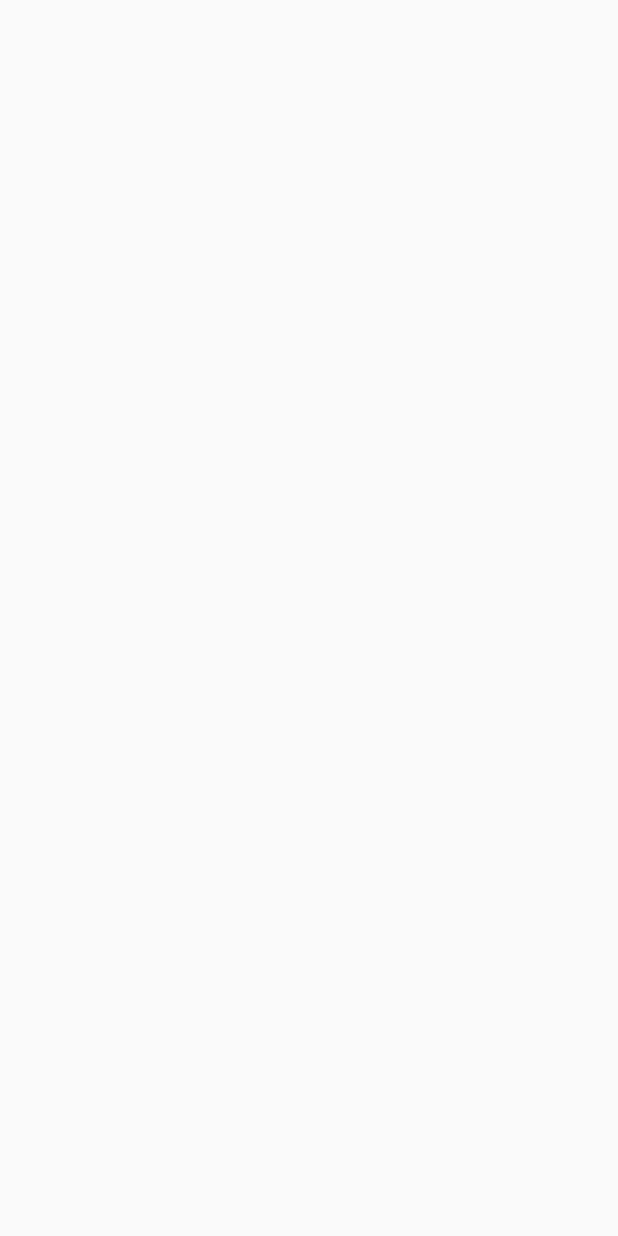
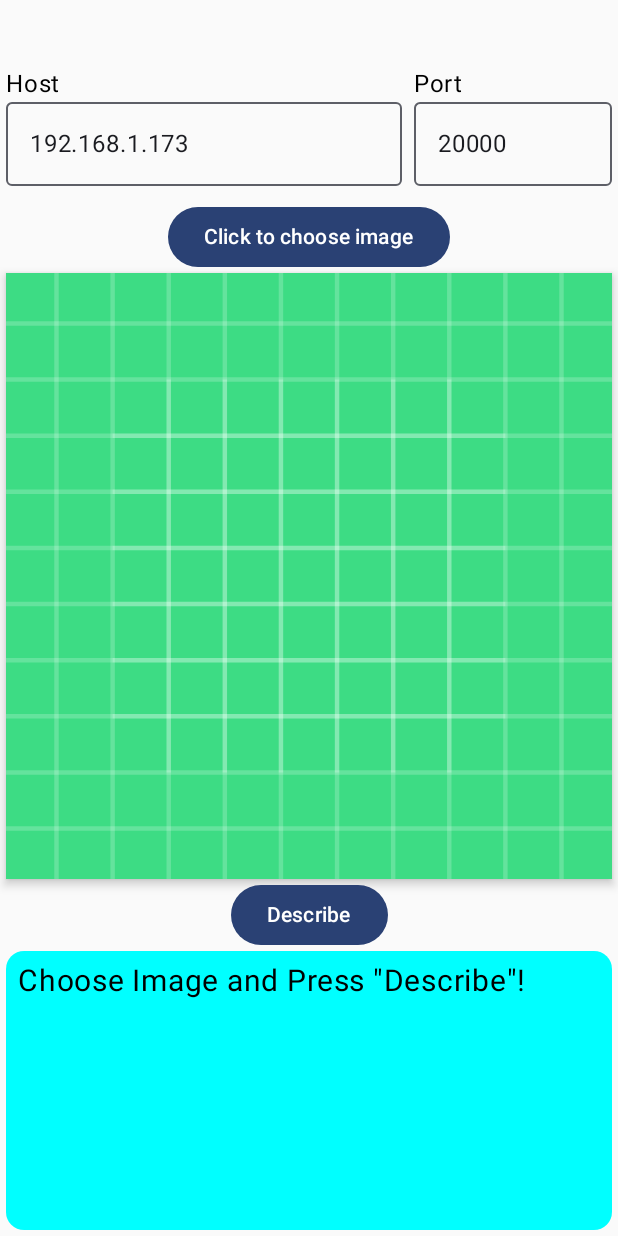
Before and after one commit to LuongManhLinh/QGenI, an Android app built with Jetpack Compose: the screen it shows after launch (MainActivity), on a phone screen of 412 x 824 dp. Before the commit the screen is empty. Run offline under Robolectric (Android 15) with nearby library versions, the phone set to English and light mode, and no system bars.

Commit message:
Add Image Description System
Note: You have to in the same LAN with my server to connect

```diff
--- a/app/build.gradle.kts
+++ b/app/build.gradle.kts
@@ -6,7 +6,7 @@ plugins {
 
 android {
     namespace = "com.example.qgeni"
-    compileSdk = 34
+    compileSdk = 35
 
     defaultConfig {
         applicationId = "com.example.qgeni"
@@ -49,6 +49,8 @@ dependencies {
     implementation(libs.androidx.ui.graphics)
     implementation(libs.androidx.ui.tooling.preview)
     implementation(libs.androidx.material3)
+    implementation(libs.coil.compose)
+    implementation(libs.androidx.lifecycle.viewmodel.compose)
     testImplementation(libs.junit)
     androidTestImplementation(libs.androidx.junit)
     androidTestImplementation(libs.androidx.espresso.core)
--- a/app/src/main/AndroidManifest.xml
+++ b/app/src/main/AndroidManifest.xml
@@ -2,7 +2,9 @@
 <manifest xmlns:android="http://schemas.android.com/apk/res/android"
     xmlns:tools="http://schemas.android.com/tools">
 
+    <uses-permission android:name="android.permission.INTERNET"/>
     <application
+        android:name=".QGeniApplication"
         android:allowBackup="true"
         android:dataExtractionRules="@xml/data_extraction_rules"
         android:fullBackupContent="@xml/backup_rules"
--- a/app/src/main/java/com/example/qgeni/MainActivity.kt
+++ b/app/src/main/java/com/example/qgeni/MainActivity.kt
@@ -4,13 +4,7 @@ import android.os.Bundle
 import androidx.activity.ComponentActivity
 import androidx.activity.compose.setContent
 import androidx.activity.enableEdgeToEdge
-import androidx.compose.foundation.layout.fillMaxSize
-import androidx.compose.foundation.layout.padding
-import androidx.compose.material3.Scaffold
-import androidx.compose.material3.Text
-import androidx.compose.runtime.Composable
-import androidx.compose.ui.Modifier
-import androidx.compose.ui.tooling.preview.Preview
+import com.example.qgeni.ui.ExampleIdsUI
 import com.example.qgeni.ui.theme.QGenITheme
 
 class MainActivity : ComponentActivity() {
@@ -19,7 +13,7 @@ class MainActivity : ComponentActivity() {
         enableEdgeToEdge()
         setContent {
             QGenITheme {
-
+               ExampleIdsUI()
             }
         }
     }
--- /dev/null
+++ b/app/src/main/java/com/example/qgeni/QGeniApplication.kt
@@ -0,0 +1,6 @@
+package com.example.qgeni
+
+import android.app.Application
+
+class QGeniApplication : Application() {
+}
--- /dev/null
+++ b/app/src/main/java/com/example/qgeni/ui/ExampleIdsUI.kt
@@ -0,0 +1,121 @@
+package com.example.qgeni.ui
+
+import android.util.Log
+import androidx.activity.compose.rememberLauncherForActivityResult
+import androidx.activity.result.PickVisualMediaRequest
+import androidx.activity.result.contract.ActivityResultContracts
+import androidx.compose.foundation.layout.Column
+import androidx.compose.foundation.layout.Row
+import androidx.compose.foundation.layout.Spacer
+import androidx.compose.foundation.layout.fillMaxSize
+import androidx.compose.foundation.layout.fillMaxWidth
+import androidx.compose.foundation.layout.padding
+import androidx.compose.material3.Button
+import androidx.compose.material3.Card
+import androidx.compose.material3.CardDefaults
+import androidx.compose.material3.OutlinedTextField
+import androidx.compose.material3.Text
+import androidx.compose.runtime.Composable
+import androidx.compose.runtime.collectAsState
+import androidx.compose.runtime.getValue
+import androidx.compose.ui.Alignment
+import androidx.compose.ui.Modifier
+import androidx.compose.ui.draw.shadow
+import androidx.compose.ui.graphics.Color
+import androidx.compose.ui.platform.LocalContext
+import androidx.compose.ui.res.painterResource
+import androidx.compose.ui.tooling.preview.Preview
+import androidx.compose.ui.unit.dp
+import androidx.compose.ui.unit.sp
+import androidx.lifecycle.viewmodel.compose.viewModel
+import coil.compose.AsyncImage
+import coil.request.ImageRequest
+import com.example.qgeni.R
+
+@Composable
+fun ExampleIdsUI(
+    viewModel: ExampleIdsViewModel = viewModel()
+) {
+    val context = LocalContext.current
+    val uiState by viewModel.uiState.collectAsState()
+    val pickMedia = rememberLauncherForActivityResult(ActivityResultContracts.PickVisualMedia()) { uri ->
+        if (uri != null) {
+            viewModel.updateImageUri(uri)
+        }
+        Log.e("URI", uri.toString())
+        Log.e("URI PATH", uri?.path ?: "Path is null")
+    }
+
+    Column(
+        horizontalAlignment = Alignment.CenterHorizontally,
+        modifier = Modifier.fillMaxSize().padding(4.dp).padding(top = 40.dp)
+    ) {
+        Row(
+            modifier = Modifier.padding(bottom = 10.dp)
+        ) {
+            Column(
+                modifier = Modifier.weight(2f)
+            ) {
+                Text("Host")
+                OutlinedTextField(
+                    value = uiState.host,
+                    onValueChange = { viewModel.updateHost(it) }
+                )
+            }
+            Spacer(Modifier.padding(horizontal = 4.dp))
+            Column(
+                modifier = Modifier.weight(1f)
+            ) {
+                Text("Port")
+                OutlinedTextField(
+                    value = uiState.port,
+                    onValueChange = { viewModel.updatePort(it) }
+                )
+            }
+        }
+
+        Button(onClick = {
+            pickMedia.launch(PickVisualMediaRequest(ActivityResultContracts.PickVisualMedia.ImageOnly))
+        }) {
+            Text("Click to choose image")
+        }
+
+        AsyncImage(
+            model = ImageRequest.Builder(context = context)
+                .data(uiState.imageUri)
+                .crossfade(true)
+                .build(),
+            contentDescription = null,
+            placeholder = painterResource(R.drawable.cat_meow),
+            error = painterResource(R.drawable.ic_launcher_background),
+            modifier = Modifier.fillMaxWidth().shadow(elevation = 4.dp)
+        )
+
+        Button(
+            onClick = {
+                viewModel.describeImage(context)
+            }
+        ) {
+            Text("Describe")
+        }
+
+        Card(
+            modifier = Modifier.fillMaxSize(),
+            colors = CardDefaults.cardColors(
+                containerColor = Color.Cyan
+            )
+        ) {
+            Text(
+                text = uiState.serverResponse,
+                fontSize = 20.sp,
+                modifier = Modifier.padding(8.dp)
+            )
+        }
+    }
+}
+
+@Preview(showBackground = true)
+@Composable
+private fun Prev() {
+    ExampleIdsUI(viewModel = ExampleIdsViewModel())
+}
--- /dev/null
+++ b/app/src/main/java/com/example/qgeni/ui/ExampleIdsViewModel.kt
@@ -0,0 +1,64 @@
+package com.example.qgeni.ui
+
+import android.content.Context
+import android.graphics.BitmapFactory
+import android.net.Uri
+import android.util.Log
+import androidx.lifecycle.ViewModel
+import androidx.lifecycle.viewModelScope
+import com.example.qgeni.api.ids.IdsAPI
+import kotlinx.coroutines.Dispatchers
+import kotlinx.coroutines.flow.MutableStateFlow
+import kotlinx.coroutines.flow.asStateFlow
+import kotlinx.coroutines.flow.update
+import kotlinx.coroutines.launch
+
+class ExampleIdsViewModel : ViewModel() {
+    private var _uiState = MutableStateFlow(ExampleIdsUiState())
+
+    val uiState = _uiState.asStateFlow()
+
+    fun updateHost(host: String) {
+        _uiState.update {
+            it.copy(host = host)
+        }
+    }
+
+    fun updatePort(port: String) {
+        _uiState.update {
+            it.copy(port = port)
+        }
+    }
+
+    fun updateImageUri(imageUri: Uri) {
+        _uiState.update {
+            it.copy(imageUri = imageUri)
+        }
+    }
+
+    fun describeImage(context: Context) {
+        val uri = _uiState.value.imageUri
+        if (uri == Uri.EMPTY) {
+            return
+        }
+
+        val stream = context.contentResolver.openInputStream(uri)
+        val image = BitmapFactory.decodeStream(stream)
+        viewModelScope.launch(Dispatchers.IO) {
+            IdsAPI.setHostPort(_uiState.value.host, _uiState.value.port.toInt())
+            val response = IdsAPI.describe(image)
+            _uiState.update {
+                it.copy(serverResponse = response ?: "Something went wrong! Please check Logcat!")
+            }
+            Log.e("RESPONSE FROM SERVER", response ?: "")
+        }
+    }
+
+}
+
+data class ExampleIdsUiState(
+    val host : String = IdsAPI.DEFAULT_HOST,
+    val port : String = IdsAPI.DEFAULT_PORT.toString(),
+    val serverResponse: String = "Choose Image and Press \"Describe\"!",
+    val imageUri : Uri = Uri.EMPTY
+)
--- a/gradle/libs.versions.toml
+++ b/gradle/libs.versions.toml
@@ -1,5 +1,6 @@
 [versions]
 agp = "8.7.1"
+coilCompose = "2.4.0"
 kotlin = "2.0.0"
 coreKtx = "1.15.0"
 junit = "4.13.2"
@@ -11,6 +12,8 @@ composeBom = "2024.04.01"
 
 [libraries]
 androidx-core-ktx = { group = "androidx.core", name = "core-ktx", version.ref = "coreKtx" }
+androidx-lifecycle-viewmodel-compose = { module = "androidx.lifecycle:lifecycle-viewmodel-compose", version.ref = "lifecycleRuntimeKtx" }
+coil-compose = { module = "io.coil-kt:coil-compose", version.ref = "coilCompose" }
 junit = { group = "junit", name = "junit", version.ref = "junit" }
 androidx-junit = { group = "androidx.test.ext", name = "junit", version.ref = "junitVersion" }
 androidx-espresso-core = { group = "androidx.test.espresso", name = "espresso-core", version.ref = "espressoCore" }
```
Also changed, not shown: app/src/main/java/com/example/qgeni/api/ids/IIdsApi.kt (added, +7 -0 lines), app/src/main/java/com/example/qgeni/api/ids/IdsAPI.kt (+90 -1 lines), app/src/main/res/drawable/cat_meow.jpeg (added).
